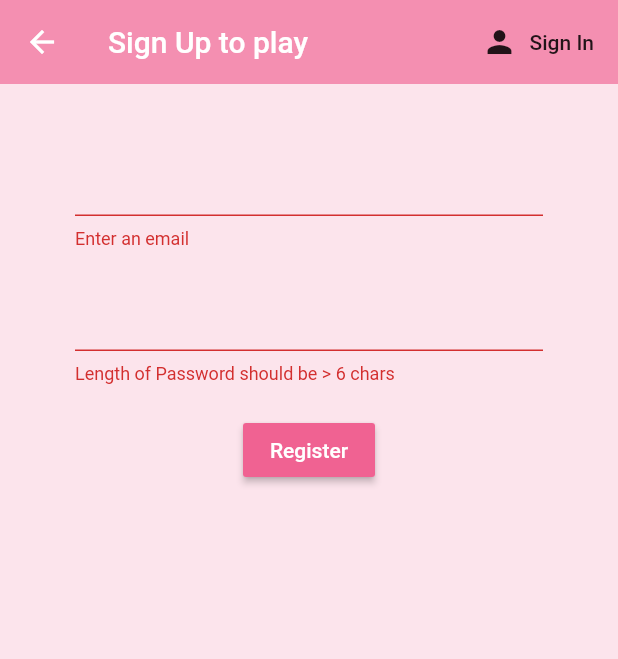
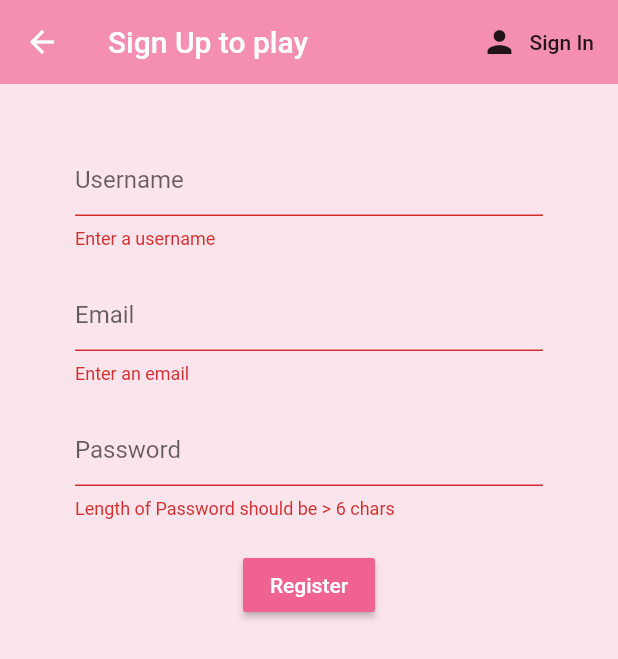
Before and after one commit to Hamdan985/MultiPlayer_TicTacToe, a Flutter app: the Register screen opened directly, after a tap on "Register", on a phone screen of 412 x 824 dp. Shown: the top 659 px of the screen. Run offline on Flutter 3.47's test engine with Material 2 defaults, Android fonts, the phone set to English and light mode, and no system bars; our stand-ins replace cloud_firestore, firebase_auth, flutter_spinkit; accounts and stored records are empty.

Commit message:
firestore users

```diff
--- a/lib/models/user.dart
+++ b/lib/models/user.dart
@@ -1,5 +1,6 @@
 class User {
   final String uid;
+  final String username;
 
-  User({this.uid});
+  User({this.uid, this.username});
 }
--- a/lib/screens/authenticate/register.dart
+++ b/lib/screens/authenticate/register.dart
@@ -13,6 +13,7 @@ class Register extends StatefulWidget {
 class _RegisterState extends State<Register> {
   final AuthService _auth = AuthService();
 
+  String username = '';
   String email = '';
   String password = '';
   String errorMessage = '';
@@ -40,7 +41,8 @@ class _RegisterState extends State<Register> {
                 ),
               ],
             ),
-            body: Container(
+            body: SingleChildScrollView(
+              child: Container(
                 padding: EdgeInsets.symmetric(vertical: 20.0, horizontal: 50.0),
                 child: Form(
                   key: _formKey,
@@ -48,13 +50,25 @@ class _RegisterState extends State<Register> {
                     children: <Widget>[
                       SizedBox(height: 20.0),
                       TextFormField(
-                      validator: (val) => val.isEmpty ? 'Enter an email' : null,
+                        decoration: InputDecoration(hintText: "Username"),
+                        validator: (val) =>
+                            val.isEmpty ? 'Enter a username' : null,
+                        onChanged: (value) {
+                          setState(() => username = value);
+                        },
+                      ),
+                      SizedBox(height: 20.0),
+                      TextFormField(
+                        decoration: InputDecoration(hintText: "Email"),
+                        validator: (val) =>
+                            val.isEmpty ? 'Enter an email' : null,
                         onChanged: (value) {
                           setState(() => email = value);
                         },
                       ),
                       SizedBox(height: 20.0),
                       TextFormField(
+                        decoration: InputDecoration(hintText: "Password"),
                         validator: (val) => val.length < 6
                             ? 'Length of Password should be > 6 chars'
                             : null,
@@ -77,11 +91,13 @@ class _RegisterState extends State<Register> {
                             setState(() {
                               loading = true;
                             });
-                          dynamic result = await _auth
-                              .registerWithUserAndPassword(email, password);
+                            dynamic result =
+                                await _auth.registerWithUserAndPassword(
+                                    email, password, username);
                             if (result == null) {
                               setState(() {
-                              errorMessage = 'Server Error, Try again lul uwu';
+                                errorMessage =
+                                    'Server Error, Try again lul uwu';
                                 loading = true;
                               });
                             }
@@ -102,6 +118,7 @@ class _RegisterState extends State<Register> {
                   ),
                 ),
               ),
+            ),
           );
   }
 }
--- a/lib/screens/authenticate/sign_in.dart
+++ b/lib/screens/authenticate/sign_in.dart
@@ -50,6 +50,7 @@ class _SignInState extends State<SignIn> {
                   children: <Widget>[
                     SizedBox(height: 20.0),
                     TextFormField(
+                      decoration: InputDecoration(hintText: "Email"),
                       validator: (val) => val.isEmpty ? 'Enter an email' : null,
                       onChanged: (value) {
                         setState(() => email = value);
@@ -57,6 +58,7 @@ class _SignInState extends State<SignIn> {
                     ),
                     SizedBox(height: 20.0),
                     TextFormField(
+                      decoration: InputDecoration(hintText: "Password"),
                       validator: (val) => val.length < 6
                           ? 'Length of Password should be > 6 chars'
                           : null,
--- a/lib/screens/home/home.dart
+++ b/lib/screens/home/home.dart
@@ -1,5 +1,6 @@
 import 'package:flutter/material.dart';
 import '../../services/auth.dart';
+import './users_list.dart';
 
 class Home extends StatelessWidget {
   final AuthService _auth = AuthService();
@@ -21,6 +22,7 @@ class Home extends StatelessWidget {
           )
         ],
       ),
+      body: UsersList(),
     );
   }
 }
--- /dev/null
+++ b/lib/screens/home/user_tile.dart
@@ -0,0 +1,14 @@
+import 'package:flutter/material.dart';
+
+class UserTile extends StatelessWidget {
+  const UserTile({this.uid, this.username});
+
+  final String uid;
+  final String username;
+
+  @override
+  Widget build(BuildContext context) {
+    // print("$uid -- $username");
+    return Container();
+  }
+}
--- a/lib/services/auth.dart
+++ b/lib/services/auth.dart
@@ -1,5 +1,6 @@
 import 'package:firebase_auth/firebase_auth.dart';
 import '../models/user.dart';
+import './database.dart';
 
 class AuthService {
   final FirebaseAuth _auth = FirebaseAuth.instance;
@@ -42,11 +43,16 @@ class AuthService {
   }
 
   // register with email and password
-  Future registerWithUserAndPassword(String email, String password) async {
+  Future registerWithUserAndPassword(
+      String email, String password, String username) async {
     try {
       AuthResult result = await _auth.createUserWithEmailAndPassword(
           email: email, password: password);
       FirebaseUser user = result.user;
+
+      // creating a user document for this newly regiistered user
+      await DatabaseService(uid: user.uid).createUserDocument(username);
+
       return _userFromFirebaseUser(user);
     } catch (e) {
       print(e.toString());
--- a/lib/services/database.dart
+++ b/lib/services/database.dart
@@ -1,6 +1,27 @@
 import 'package:cloud_firestore/cloud_firestore.dart';
+import '../models/user.dart';
 
 class DatabaseService {
+  final String uid;
+  DatabaseService({this.uid});
+
   // Collection Reference
+  final CollectionReference rootCollection =
+      Firestore.instance.collection('root');
 
+  // create a new user record when they register
+  Future createUserDocument(String username) async {
+    return await rootCollection.document(uid).setData({
+      "id": uid,
+      "username": username,
+    });
+  }
+
+  // gets us the stream of users in our rootCollection
+  Stream<QuerySnapshot> get users {
+    return rootCollection.snapshots();
+  }
+
+  // gets us a list of users form the stream of snapshot
+  List<User> _usersFromSnapshot() {}
 }
```
Also changed, not shown: lib/screens/home/users_list.dart (added, +25 -0 lines). Lines whose indentation alone changed are shown as unchanged.
